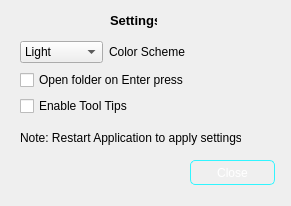
Above: WaExport/settingd.ui from qrcline/WAEX_File_Organizer before the change. Below: the same form after it.
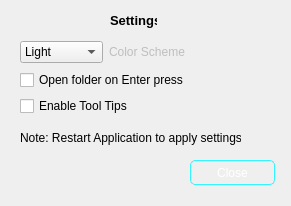
That is the form after the change.

Diff of the .ui file:
```diff
--- a/WaExport/settingd.ui
+++ b/WaExport/settingd.ui
@@ -61,6 +61,9 @@
       </item>
       <item>
        <widget class="QLabel" name="label_2">
+        <property name="enabled">
+         <bool>false</bool>
+        </property>
         <property name="text">
          <string>Color Scheme</string>
         </property>
```
Left out of the diff: 3 changed lines with no effect on the pictures.
